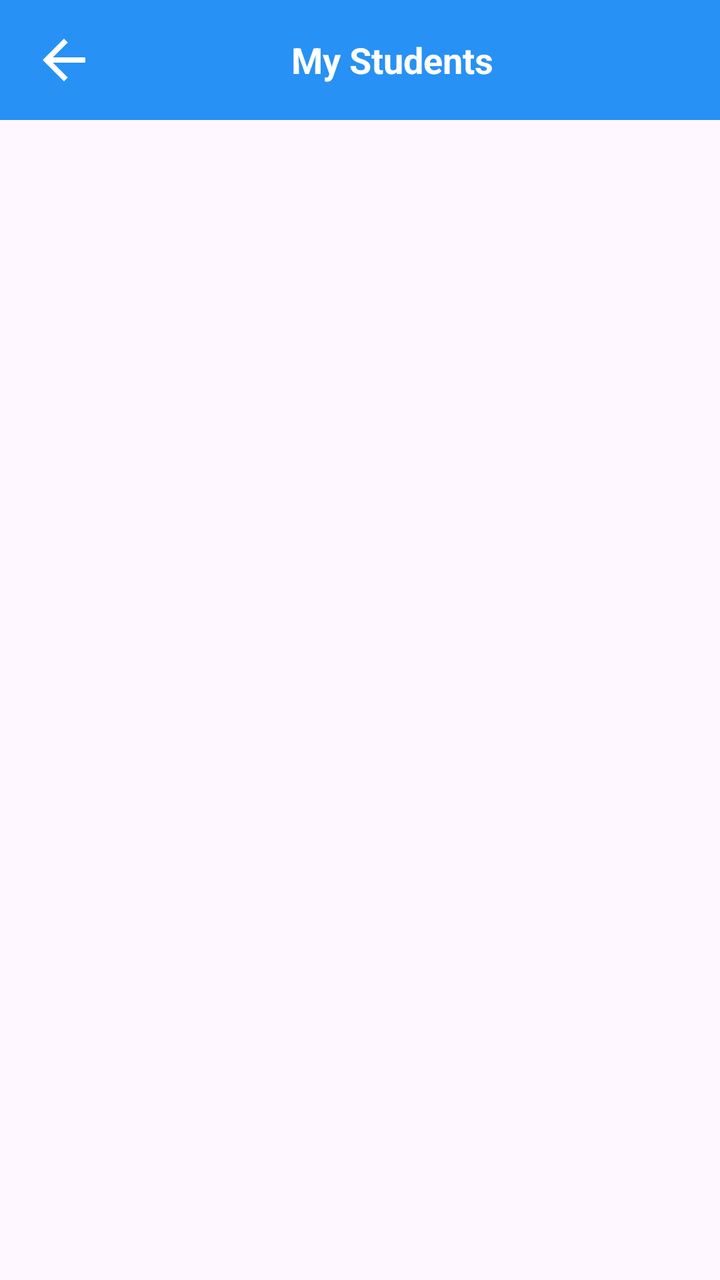
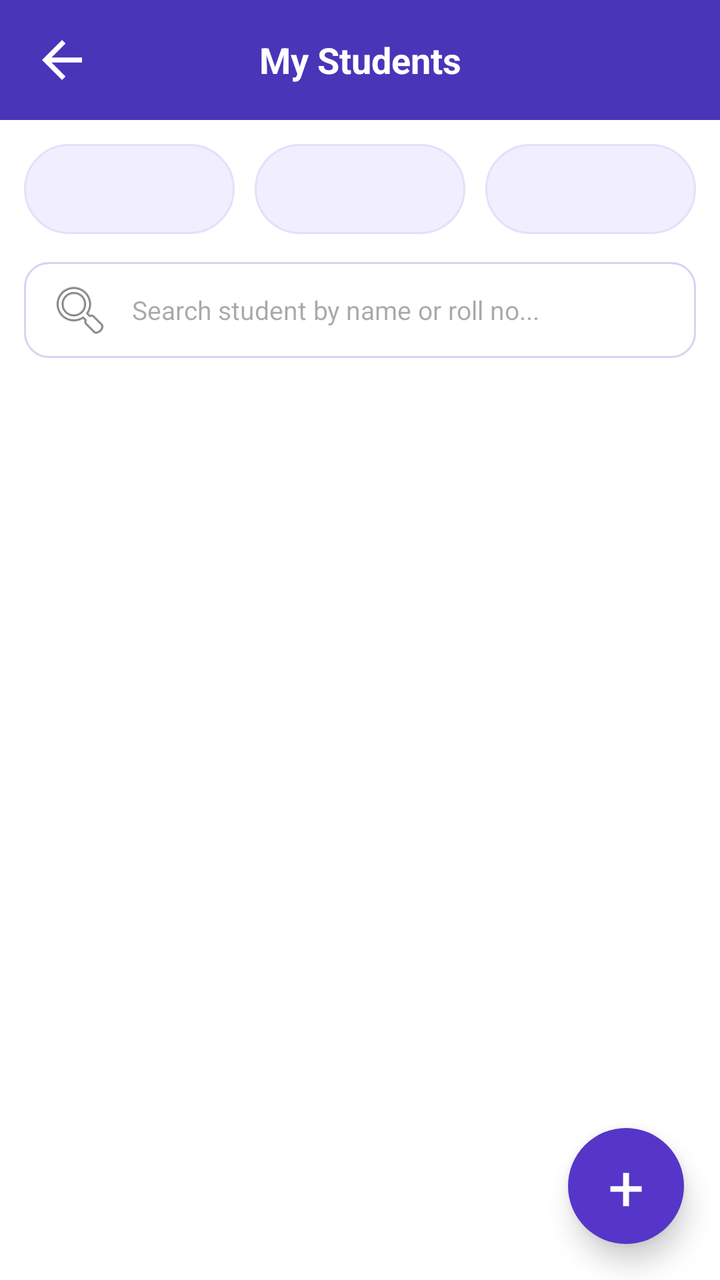

Two renders of the same Android screen: before a commit and after it. Below are the layout's source before the change and the commit's diff.
<!-- AndroidManifest.xml: application theme Theme.TrackPoint -->
<!-- res/layout/activity_mystudents.xml -->
<?xml version="1.0" encoding="utf-8"?>
<androidx.constraintlayout.widget.ConstraintLayout xmlns:android="http://schemas.android.com/apk/res/android"
    android:layout_width="match_parent"
    android:layout_height="match_parent"
    xmlns:app="http://schemas.android.com/apk/res-auto"
    android:fitsSystemWindows="true">

    <LinearLayout
        android:layout_width="match_parent"
        android:layout_height="60dp"
        android:background="#2791F5"
        android:orientation="horizontal"
        android:gravity="center_vertical"
        android:paddingStart="16dp"
        android:paddingEnd="16dp">

        <ImageView
            android:id="@+id/btnBack"
            android:layout_width="32dp"
            android:layout_height="32dp"
            android:src="@drawable/back_symbol"
            app:tint="#FFFF"
            android:scaleType="fitCenter"
            android:gravity="start"/>

        <TextView
            android:layout_width="0dp"
            android:layout_height="wrap_content"
            android:layout_weight="1"
            android:text="My Students"
            android:textSize="18sp"
            android:textStyle="bold"
            android:gravity="center"
            android:scaleType="fitCenter"
            android:textColor="#FFFF"/>

    </LinearLayout>

</androidx.constraintlayout.widget.ConstraintLayout>
<!-- resources referenced by this layout -->
<resources>
  <!-- drawable back_symbol (drawable) -->
  <vector xmlns:android="http://schemas.android.com/apk/res/android" android:autoMirrored="true" android:height="24dp" android:tint="#000000" android:viewportHeight="24" android:viewportWidth="24" android:width="24dp">
        
      <path android:fillColor="@android:color/white" android:pathData="M20,11H7.83l5.59,-5.59L12,4l-8,8 8,8 1.41,-1.41L7.83,13H20v-2z"/>
      
  </vector>
  <style name="Theme.TrackPoint" parent="Base.Theme.TrackPoint" />
  <style name="Base.Theme.TrackPoint" parent="Theme.Material3.DayNight.NoActionBar">
          
          
      </style>
</resources>

<!-- the commit's change to res/layout/activity_mystudents.xml (unified diff, before → after) -->
@@ -1,27 +1,34 @@
 <?xml version="1.0" encoding="utf-8"?>
-<androidx.constraintlayout.widget.ConstraintLayout xmlns:android="http://schemas.android.com/apk/res/android"
+<androidx.constraintlayout.widget.ConstraintLayout
+    xmlns:android="http://schemas.android.com/apk/res/android"
+    xmlns:app="http://schemas.android.com/apk/res-auto"
     android:layout_width="match_parent"
     android:layout_height="match_parent"
-    xmlns:app="http://schemas.android.com/apk/res-auto"
+    android:background="#4935B8"
     android:fitsSystemWindows="true">
 
+    
     <LinearLayout
+        android:id="@+id/header"
         android:layout_width="match_parent"
         android:layout_height="60dp"
-        android:background="#2791F5"
         android:orientation="horizontal"
         android:gravity="center_vertical"
         android:paddingStart="16dp"
-        android:paddingEnd="16dp">
+        android:paddingEnd="16dp"
+        android:background="#4935B8"
+        app:layout_constraintTop_toTopOf="parent"
+        app:layout_constraintStart_toStartOf="parent"
+        app:layout_constraintEnd_toEndOf="parent">
 
         <ImageView
             android:id="@+id/btnBack"
-            android:layout_width="32dp"
-            android:layout_height="32dp"
+            android:layout_width="30dp"
+            android:layout_height="30dp"
             android:src="@drawable/back_symbol"
-            app:tint="#FFFF"
             android:scaleType="fitCenter"
-            android:gravity="start"/>
+            app:tint="#FFFFFF"
+            android:contentDescription="Back"/>
 
         <TextView
             android:layout_width="0dp"
@@ -31,9 +38,107 @@
             android:textSize="18sp"
             android:textStyle="bold"
             android:gravity="center"
-            android:scaleType="fitCenter"
-            android:textColor="#FFFF"/>
+            android:textColor="#FFFFFF"/>
+
+        <View
+            android:layout_width="30dp"
+            android:layout_height="30dp"/>
 
     </LinearLayout>
 
+    
+    <ScrollView
+        android:layout_width="match_parent"
+        android:layout_height="0dp"
+        android:fillViewport="true"
+        android:clipToPadding="false"
+        android:paddingBottom="85dp"
+        android:background="#FFFFFF"
+        app:layout_constraintTop_toBottomOf="@id/header"
+        app:layout_constraintBottom_toBottomOf="parent"
+        app:layout_constraintStart_toStartOf="parent"
+        app:layout_constraintEnd_toEndOf="parent">
+
+        <LinearLayout
+            android:layout_width="match_parent"
+            android:layout_height="wrap_content"
+            android:orientation="vertical"
+            android:padding="12dp">
+
+            
+            <LinearLayout
+                android:layout_width="match_parent"
+                android:layout_height="45dp"
+                android:orientation="horizontal"
+                android:gravity="center_vertical">
+
+                <Spinner
+                    android:id="@+id/spDepartment"
+                    android:layout_width="0dp"
+                    android:layout_height="match_parent"
+                    android:layout_weight="1"
+                    android:layout_marginEnd="5dp"
+                    android:background="@drawable/filter_box"/>
+
+                <Spinner
+                    android:id="@+id/spYear"
+                    android:layout_width="0dp"
+                    android:layout_height="match_parent"
+                    android:layout_weight="1"
+                    android:layout_marginStart="5dp"
+                    android:layout_marginEnd="5dp"
+                    android:background="@drawable/filter_box"/>
+
+                <Spinner
+                    android:id="@+id/spSection"
+                    android:layout_width="0dp"
+                    android:layout_height="match_parent"
+                    android:layout_weight="1"
+                    android:layout_marginStart="5dp"
+                    android:background="@drawable/filter_box"/>
+
+            </LinearLayout>
+
+            
+            <EditText
+                android:id="@+id/etSearchStudent"
+                android:layout_width="match_parent"
+                android:layout_height="48dp"
+                android:layout_marginTop="14dp"
+                android:layout_marginBottom="12dp"
+                android:background="@drawable/input_box"
+                android:drawableStart="@android:drawable/ic_menu_search"
+                android:drawablePadding="10dp"
+                android:hint="Search student by name or roll no..."
+                android:padding="12dp"
+                android:textSize="13sp"
+                android:singleLine="true"
+                android:inputType="text"/>
+
+            
+            <LinearLayout
+                android:id="@+id/studentList"
+                android:layout_width="match_parent"
+                android:layout_height="wrap_content"
+                android:orientation="vertical"/>
+
+        </LinearLayout>
+
+    </ScrollView>
+
+    
+    <TextView
+        android:id="@+id/btnAddStudent"
+        android:layout_width="58dp"
+        android:layout_height="58dp"
+        android:layout_margin="18dp"
+        android:gravity="center"
+        android:text="+"
+        android:textColor="#FFFFFF"
+        android:textSize="32sp"
+        android:elevation="8dp"
+        android:background="@drawable/add_button"
+        app:layout_constraintBottom_toBottomOf="parent"
+        app:layout_constraintEnd_toEndOf="parent"/>
+
 </androidx.constraintlayout.widget.ConstraintLayout>
<!-- resource entries referenced after the edit -->
@@ -1,11 +1,42 @@
 <!-- resources referenced by this layout -->
 <resources>
+  <!-- drawable add_button (drawable) -->
+  <shape xmlns:android="http://schemas.android.com/apk/res/android">
+      <solid android:color="#5636C8"/>
+      <corners android:radius="50dp"/>
+  </shape>
   <!-- drawable back_symbol (drawable) -->
   <vector xmlns:android="http://schemas.android.com/apk/res/android" android:autoMirrored="true" android:height="24dp" android:tint="#000000" android:viewportHeight="24" android:viewportWidth="24" android:width="24dp">
         
       <path android:fillColor="@android:color/white" android:pathData="M20,11H7.83l5.59,-5.59L12,4l-8,8 8,8 1.41,-1.41L7.83,13H20v-2z"/>
       
   </vector>
+  <!-- drawable filter_box (drawable) -->
+  <shape xmlns:android="http://schemas.android.com/apk/res/android">
+      <solid android:color="#F0EEFF"/>
+      <stroke android:width="1dp" android:color="#E4E0FA"/>
+      <corners android:radius="25dp"/>
+  </shape>
+  <!-- drawable input_box (drawable) -->
+  <?xml version="1.0" encoding="utf-8"?>
+  <shape xmlns:android="http://schemas.android.com/apk/res/android"
+      android:shape="rectangle">
+  
+      <solid android:color="#FFFFFF" />
+  
+      <stroke
+          android:width="1dp"
+          android:color="#D6D3F5" />
+  
+      <corners android:radius="12dp" />
+  
+      <padding
+          android:left="12dp"
+          android:right="12dp"
+          android:top="4dp"
+          android:bottom="4dp" />
+  
+  </shape>
   <style name="Theme.TrackPoint" parent="Base.Theme.TrackPoint" />
   <style name="Base.Theme.TrackPoint" parent="Theme.Material3.DayNight.NoActionBar">
           
